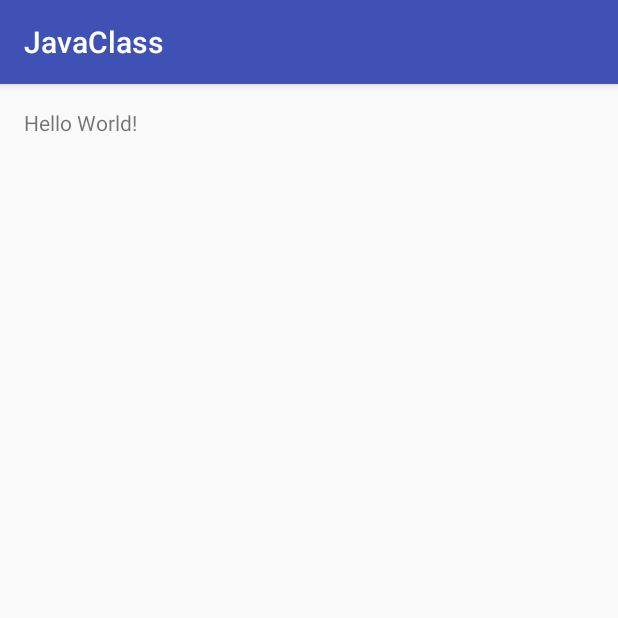
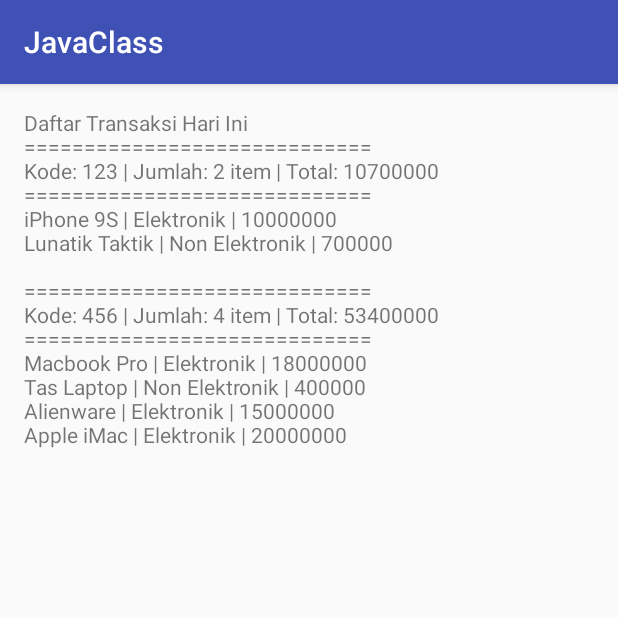
Before and after one commit to kaqfa/andro_training, an Android app: the screen it shows after launch (MainActivity), on a phone screen of 412 x 824 dp, the top half of it. Run offline under Robolectric (Android 15) with nearby library versions, the phone set to English and light mode, and no system bars.

Commit message:
JavaClass Finish

```diff
--- a/aplikasi/JavaClass/app/src/main/java/fahri/firdaus/javaclass/Barang.java
+++ b/aplikasi/JavaClass/app/src/main/java/fahri/firdaus/javaclass/Barang.java
@@ -6,6 +6,8 @@ package fahri.firdaus.javaclass;
 
 public class Barang {
 
+    public final static int ELEKTRONIK = 1;
+    public final static int NON_ELEKTRONIK = 2;
     private String nama;
     private int jenis;
     private int harga;
@@ -51,6 +53,6 @@ public class Barang {
 
     @Override
     public String toString() {
-        return "Nama: "+this.nama+" | Jenis: "+this.getJenisString()+" | Harga: "+this.harga;
+        return this.nama+" | "+this.getJenisString()+" | "+this.harga;
     }
 }
--- a/aplikasi/JavaClass/app/src/main/java/fahri/firdaus/javaclass/MainActivity.java
+++ b/aplikasi/JavaClass/app/src/main/java/fahri/firdaus/javaclass/MainActivity.java
@@ -6,11 +6,52 @@ import android.widget.TextView;
 
 public class MainActivity extends AppCompatActivity {
 
-    TextView txt = (TextView) findViewById(R.id.show_text);
+    TextView txtShow;
+    String txt;
+    Barang barang [] = new Barang[5];
 
     @Override
     protected void onCreate(Bundle savedInstanceState) {
         super.onCreate(savedInstanceState);
         setContentView(R.layout.activity_main);
+        txtShow = (TextView) findViewById(R.id.show_text);
+
+        initBarang();
+        Transaksi oldTrans, newTrans;
+
+        oldTrans = new Transaksi("123");
+        oldTrans.addItem(this.barang[2]);
+        oldTrans.addItem(this.barang[4]);
+
+        newTrans = new Transaksi("456");
+        newTrans.addItem(this.barang[1]);
+        newTrans.addItem(this.barang[3]);
+        newTrans.addItem(this.barang[0]);
+        newTrans.addItem("Apple iMac", Barang.ELEKTRONIK, 20000000);
+
+        txt = "Daftar Transaksi Hari Ini";
+        addSeparator();
+        txt += oldTrans.toString();
+        addSeparator();
+        txt += oldTrans.getTextItems();
+        addSeparator();
+        txt += newTrans.toString();
+        addSeparator();
+        txt += newTrans.getTextItems();
+
+        txtShow.setText(this.txt);
     }
+
+    private void addSeparator(){
+        this.txt += "\n=============================\n";
+    }
+
+    private void initBarang(){
+        barang[0] = new Barang("Alienware", Barang.ELEKTRONIK, 15000000);
+        barang[1] = new Barang("Macbook Pro", Barang.ELEKTRONIK, 18000000);
+        barang[2] = new Barang("iPhone 9S", Barang.ELEKTRONIK, 10000000);
+        barang[3] = new Barang("Tas Laptop", Barang.NON_ELEKTRONIK, 400000);
+        barang[4] = new Barang("Lunatik Taktik", Barang.NON_ELEKTRONIK, 700000);
+    }
+
 }
--- a/aplikasi/JavaClass/app/src/main/java/fahri/firdaus/javaclass/Transaksi.java
+++ b/aplikasi/JavaClass/app/src/main/java/fahri/firdaus/javaclass/Transaksi.java
@@ -41,7 +41,8 @@ public class Transaksi {
 
     @Override
     public String toString() {
-        String string = "Kode Transaksi: "+this.kode+" | Jumlah Transaksi: "+this.items.size();
+        String string = "Kode: "+this.kode+" | Jumlah: "+this.items.size()+
+                        " item | Total: "+this.totalTransaksi();
         return string;
     }
 }
```
